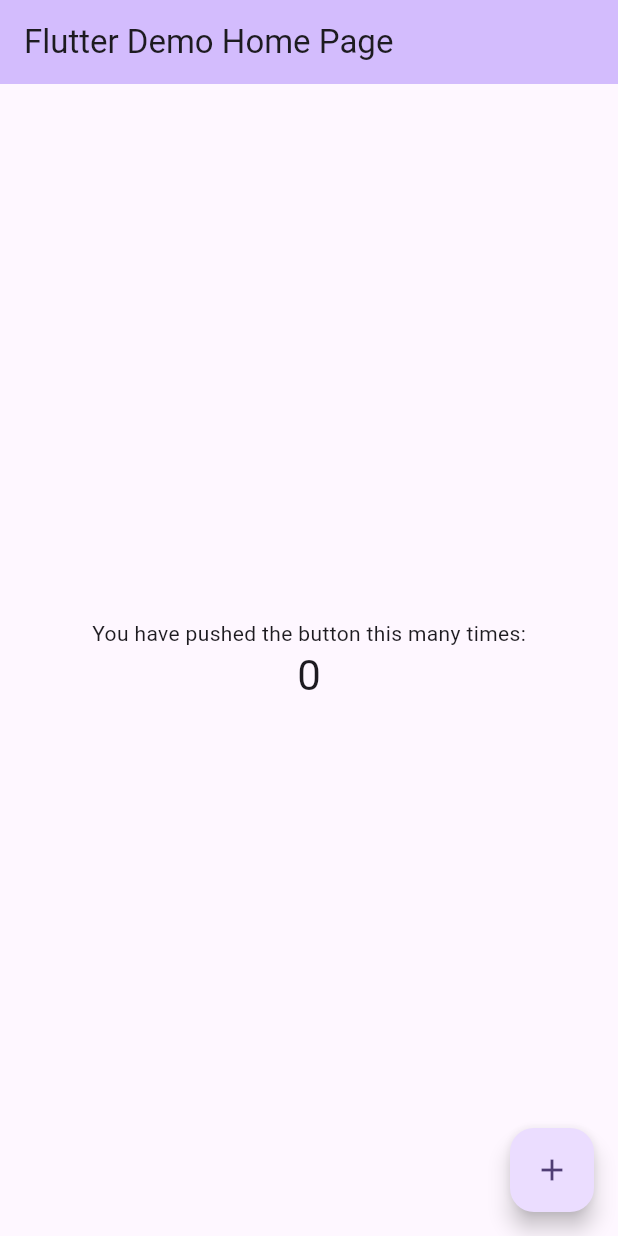
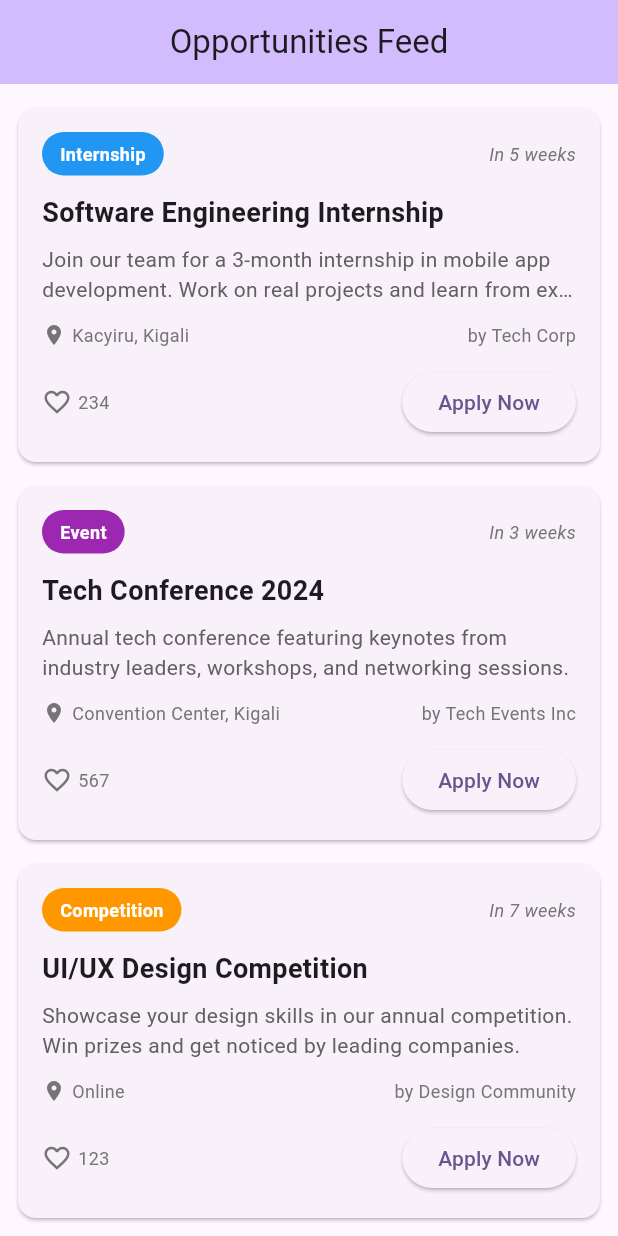
Before and after one commit to ingdia/alu_opportunities_hub, a Flutter app: the screen it shows after launch, on a phone screen of 412 x 824 dp. Run offline on Flutter 3.47's test engine with Material 3 defaults, Android fonts, the phone set to English and light mode, and no system bars.

Commit message:
Create David branch with initial app work

```diff
--- a/lib/main.dart
+++ b/lib/main.dart
@@ -1,4 +1,5 @@
 import 'package:flutter/material.dart';
+import 'screens/feed_screen.dart';
 
 void main() {
   runApp(const MyApp());
@@ -7,116 +8,15 @@ void main() {
 class MyApp extends StatelessWidget {
   const MyApp({super.key});
 
-  // This widget is the root of your application.
   @override
   Widget build(BuildContext context) {
     return MaterialApp(
-      title: 'Flutter Demo',
+      title: 'ALU Opportunities Hub',
       theme: ThemeData(
-        // This is the theme of your application.
-        //
-        // TRY THIS: Try running your application with "flutter run". You'll see
-        // the application has a purple toolbar. Then, without quitting the app,
-        // try changing the seedColor in the colorScheme below to Colors.green
-        // and then invoke "hot reload" (save your changes or press the "hot
-        // reload" button in a Flutter-supported IDE, or press "r" if you used
-        // the command line to start the app).
-        //
-        // Notice that the counter didn't reset back to zero; the application
-        // state is not lost during the reload. To reset the state, use hot
-        // restart instead.
-        //
-        // This works for code too, not just values: Most code changes can be
-        // tested with just a hot reload.
-        colorScheme: .fromSeed(seedColor: Colors.deepPurple),
+        colorScheme: ColorScheme.fromSeed(seedColor: Colors.deepPurple),
+        useMaterial3: true,
       ),
-      home: const MyHomePage(title: 'Flutter Demo Home Page'),
+      home: const FeedScreen(),
     );
   }
 }
-
-class MyHomePage extends StatefulWidget {
-  const MyHomePage({super.key, required this.title});
-
-  // This widget is the home page of your application. It is stateful, meaning
-  // that it has a State object (defined below) that contains fields that affect
-  // how it looks.
-
-  // This class is the configuration for the state. It holds the values (in this
-  // case the title) provided by the parent (in this case the App widget) and
-  // used by the build method of the State. Fields in a Widget subclass are
-  // always marked "final".
-
-  final String title;
-
-  @override
-  State<MyHomePage> createState() => _MyHomePageState();
-}
-
-class _MyHomePageState extends State<MyHomePage> {
-  int _counter = 0;
-
-  void _incrementCounter() {
-    setState(() {
-      // This call to setState tells the Flutter framework that something has
-      // changed in this State, which causes it to rerun the build method below
-      // so that the display can reflect the updated values. If we changed
-      // _counter without calling setState(), then the build method would not be
-      // called again, and so nothing would appear to happen.
-      _counter++;
-    });
-  }
-
-  @override
-  Widget build(BuildContext context) {
-    // This method is rerun every time setState is called, for instance as done
-    // by the _incrementCounter method above.
-    //
-    // The Flutter framework has been optimized to make rerunning build methods
-    // fast, so that you can just rebuild anything that needs updating rather
-    // than having to individually change instances of widgets.
-    return Scaffold(
-      appBar: AppBar(
-        // TRY THIS: Try changing the color here to a specific color (to
-        // Colors.amber, perhaps?) and trigger a hot reload to see the AppBar
-        // change color while the other colors stay the same.
-        backgroundColor: Theme.of(context).colorScheme.inversePrimary,
-        // Here we take the value from the MyHomePage object that was created by
-        // the App.build method, and use it to set our appbar title.
-        title: Text(widget.title),
-      ),
-      body: Center(
-        // Center is a layout widget. It takes a single child and positions it
-        // in the middle of the parent.
-        child: Column(
-          // Column is also a layout widget. It takes a list of children and
-          // arranges them vertically. By default, it sizes itself to fit its
-          // children horizontally, and tries to be as tall as its parent.
-          //
-          // Column has various properties to control how it sizes itself and
-          // how it positions its children. Here we use mainAxisAlignment to
-          // center the children vertically; the main axis here is the vertical
-          // axis because Columns are vertical (the cross axis would be
-          // horizontal).
-          //
-          // TRY THIS: Invoke "debug painting" (choose the "Toggle Debug Paint"
-          // action in the IDE, or press "p" in the console), to see the
-          // wireframe for each widget.
-          mainAxisAlignment: .center,
-          children: [
-            const Text('You have pushed the button this many times:'),
-            Text(
-              '$_counter',
-              style: Theme.of(context).textTheme.headlineMedium,
-            ),
-          ],
-        ),
-      ),
-      floatingActionButton: FloatingActionButton(
-        onPressed: _incrementCounter,
-        tooltip: 'Increment',
-        child: const Icon(Icons.add),
-      ),
-    );
-  }
-}
--- /dev/null
+++ b/lib/models/opportunity.dart
@@ -0,0 +1,23 @@
+class Opportunity {
+  final String id;
+  final String title;
+  final String description;
+  final String location;
+  final String category;
+  final DateTime deadline;
+  final String author;
+  final int likes;
+  final bool isLiked;
+
+  Opportunity({
+    required this.id,
+    required this.title,
+    required this.description,
+    required this.location,
+    required this.category,
+    required this.deadline,
+    required this.author,
+    required this.likes,
+    this.isLiked = false,
+  });
+}
--- /dev/null
+++ b/lib/screens/feed_screen.dart
@@ -0,0 +1,268 @@
+import 'package:flutter/material.dart';
+import '../models/opportunity.dart';
+
+class FeedScreen extends StatefulWidget {
+  const FeedScreen({super.key});
+
+  @override
+  State<FeedScreen> createState() => _FeedScreenState();
+}
+
+class _FeedScreenState extends State<FeedScreen> {
+  late List<Opportunity> opportunities;
+  late Map<String, bool> likedStatus;
+
+  @override
+  void initState() {
+    super.initState();
+    opportunities = _generateSampleOpportunities();
+    likedStatus = {for (var opp in opportunities) opp.id: opp.isLiked};
+  }
+
+  List<Opportunity> _generateSampleOpportunities() {
+    return [
+      Opportunity(
+        id: '1',
+        title: 'Software Engineering Internship',
+        description:
+            'Join our team for a 3-month internship in mobile app development. Work on real projects and learn from experienced engineers.',
+        location: 'Kacyiru, Kigali',
+        category: 'Internship',
+        deadline: DateTime.now().add(const Duration(days: 30)),
+        author: 'Tech Corp',
+        likes: 234,
+      ),
+      Opportunity(
+        id: '2',
+        title: 'Tech Conference 2024',
+        description:
+            'Annual tech conference featuring keynotes from industry leaders, workshops, and networking sessions.',
+        location: 'Convention Center, Kigali',
+        category: 'Event',
+        deadline: DateTime.now().add(const Duration(days: 15)),
+        author: 'Tech Events Inc',
+        likes: 567,
+      ),
+      Opportunity(
+        id: '3',
+        title: 'UI/UX Design Competition',
+        description:
+            'Showcase your design skills in our annual competition. Win prizes and get noticed by leading companies.',
+        location: 'Online',
+        category: 'Competition',
+        deadline: DateTime.now().add(const Duration(days: 45)),
+        author: 'Design Community',
+        likes: 123,
+      ),
+      Opportunity(
+        id: '4',
+        title: 'Full Stack Developer Job Opening',
+        description:
+            'We are hiring experienced full stack developers. Competitive salary, remote options available.',
+        location: 'Remote',
+        category: 'Job',
+        deadline: DateTime.now().add(const Duration(days: 60)),
+        author: 'StartUp XYZ',
+        likes: 456,
+      ),
+      Opportunity(
+        id: '5',
+        title: 'Web Development Workshop',
+        description:
+            'Learn modern web development techniques with React and Node.js. Beginner to intermediate level.',
+        location: 'Norrsken',
+        category: 'Workshop',
+        deadline: DateTime.now().add(const Duration(days: 21)),
+        author: 'Code Academy',
+        likes: 89,
+      ),
+    ];
+  }
+
+  void _toggleLike(String opportunityId) {
+    setState(() {
+      likedStatus[opportunityId] = !likedStatus[opportunityId]!;
+    });
+  }
+
+  String _formatDeadline(DateTime deadline) {
+    final now = DateTime.now();
+    final difference = deadline.difference(now);
+
+    if (difference.inDays == 0) {
+      return 'Today';
+    } else if (difference.inDays == 1) {
+      return 'Tomorrow';
+    } else if (difference.inDays < 7) {
+      return 'In ${difference.inDays} days';
+    } else {
+      return 'In ${(difference.inDays / 7).ceil()} weeks';
+    }
+  }
+
+  @override
+  Widget build(BuildContext context) {
+    return Scaffold(
+      appBar: AppBar(
+        title: const Text('Opportunities Feed'),
+        centerTitle: true,
+        backgroundColor: Theme.of(context).colorScheme.inversePrimary,
+      ),
+      body: ListView.builder(
+        padding: const EdgeInsets.all(8),
+        itemCount: opportunities.length,
+        itemBuilder: (context, index) {
+          final opportunity = opportunities[index];
+          final isLiked = likedStatus[opportunity.id] ?? false;
+
+          return Card(
+            margin: const EdgeInsets.symmetric(vertical: 8, horizontal: 4),
+            child: Padding(
+              padding: const EdgeInsets.all(16),
+              child: Column(
+                crossAxisAlignment: CrossAxisAlignment.start,
+                children: [
+                  // Header with category badge
+                  Row(
+                    mainAxisAlignment: MainAxisAlignment.spaceBetween,
+                    children: [
+                      Container(
+                        padding: const EdgeInsets.symmetric(
+                          horizontal: 12,
+                          vertical: 6,
+                        ),
+                        decoration: BoxDecoration(
+                          color: _getCategoryColor(opportunity.category),
+                          borderRadius: BorderRadius.circular(20),
+                        ),
+                        child: Text(
+                          opportunity.category,
+                          style: const TextStyle(
+                            color: Colors.white,
+                            fontSize: 12,
+                            fontWeight: FontWeight.bold,
+                          ),
+                        ),
+                      ),
+                      Text(
+                        _formatDeadline(opportunity.deadline),
+                        style: TextStyle(
+                          fontSize: 12,
+                          color: Colors.grey[600],
+                          fontStyle: FontStyle.italic,
+                        ),
+                      ),
+                    ],
+                  ),
+                  const SizedBox(height: 12),
+                  // Title
+                  Text(
+                    opportunity.title,
+                    style: const TextStyle(
+                      fontSize: 18,
+                      fontWeight: FontWeight.bold,
+                    ),
+                  ),
+                  const SizedBox(height: 8),
+                  // Description
+                  Text(
+                    opportunity.description,
+                    maxLines: 2,
+                    overflow: TextOverflow.ellipsis,
+                    style: TextStyle(
+                      fontSize: 14,
+                      color: Colors.grey[700],
+                    ),
+                  ),
+                  const SizedBox(height: 12),
+                  // Location and Author
+                  Row(
+                    children: [
+                      Icon(Icons.location_on, size: 16, color: Colors.grey[600]),
+                      const SizedBox(width: 4),
+                      Text(
+                        opportunity.location,
+                        style: TextStyle(
+                          fontSize: 12,
+                          color: Colors.grey[600],
+                        ),
+                      ),
+                      const Spacer(),
+                      Text(
+                        'by ${opportunity.author}',
+                        style: TextStyle(
+                          fontSize: 12,
+                          color: Colors.grey[600],
+                        ),
+                      ),
+                    ],
+                  ),
+                  const SizedBox(height: 12),
+                  // Like and Action buttons
+                  Row(
+                    mainAxisAlignment: MainAxisAlignment.spaceBetween,
+                    children: [
+                      GestureDetector(
+                        onTap: () => _toggleLike(opportunity.id),
+                        child: Row(
+                          children: [
+                            Icon(
+                              isLiked ? Icons.favorite : Icons.favorite_border,
+                              color:
+                                  isLiked ? Colors.red : Colors.grey[600],
+                              size: 20,
+                            ),
+                            const SizedBox(width: 4),
+                            Text(
+                              isLiked
+                                  ? '${opportunity.likes + 1}'
+                                  : '${opportunity.likes}',
+                              style: TextStyle(
+                                fontSize: 12,
+                                color: Colors.grey[600],
+                              ),
+                            ),
+                          ],
+                        ),
+                      ),
+                      ElevatedButton(
+                        onPressed: () {
+                          ScaffoldMessenger.of(context).showSnackBar(
+                            SnackBar(
+                              content: Text(
+                                'Applied to ${opportunity.title}!',
+                              ),
+                              duration: const Duration(seconds: 2),
+                            ),
+                          );
+                        },
+                        child: const Text('Apply Now'),
+                      ),
+                    ],
+                  ),
+                ],
+              ),
+            ),
+          );
+        },
+      ),
+    );
+  }
+
+  Color _getCategoryColor(String category) {
+    switch (category) {
+      case 'Internship':
+        return Colors.blue;
+      case 'Event':
+        return Colors.purple;
+      case 'Competition':
+        return Colors.orange;
+      case 'Job':
+        return Colors.green;
+      case 'Workshop':
+        return Colors.red;
+      default:
+        return Colors.grey;
+    }
+  }
+}
```
